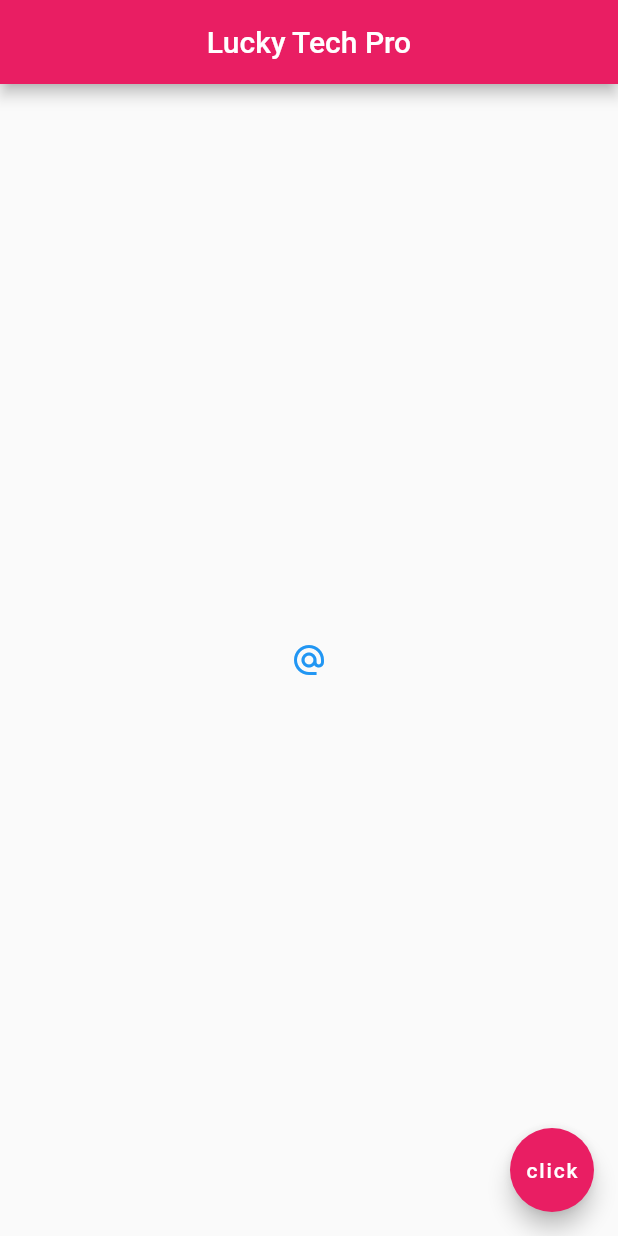
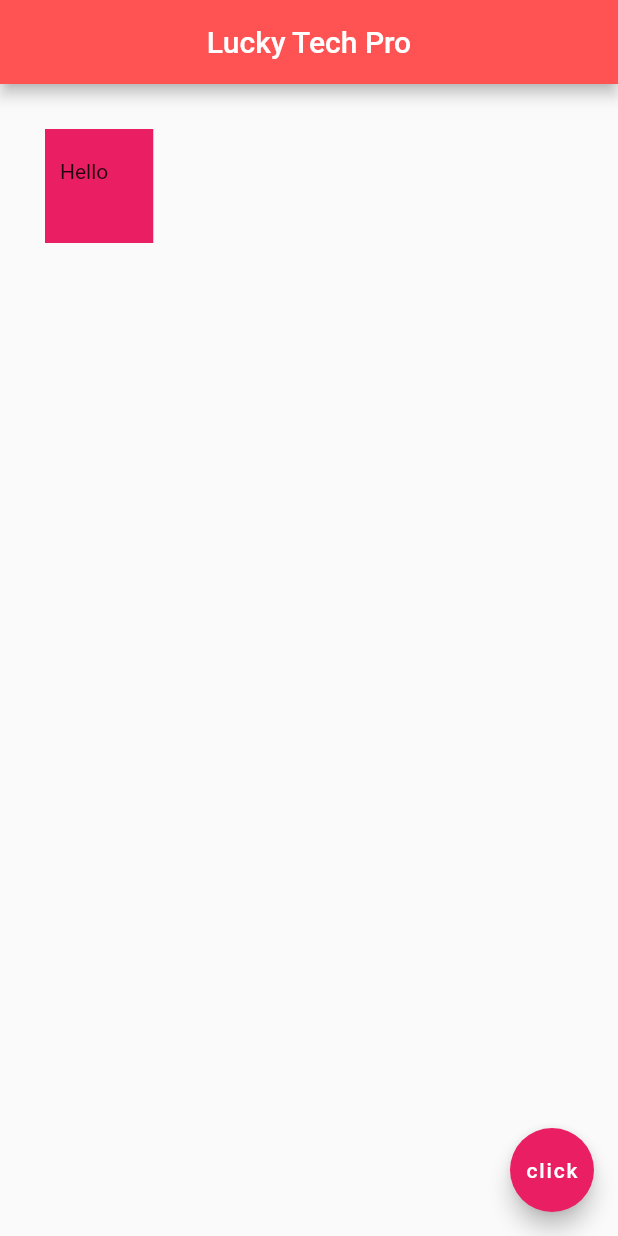
Before and after one commit to Luckytechpr0/flutterapp, a Flutter app: the screen it shows after launch, on a phone screen of 412 x 824 dp. Run offline on Flutter 3.47's test engine with Material 2 defaults, Android fonts, the phone set to English and light mode, and no system bars.

Commit message:
padding/Marginn Widgets

```diff
--- a/lib/main.dart
+++ b/lib/main.dart
@@ -13,14 +13,13 @@ class Home extends StatelessWidget {
       appBar: AppBar(
         title: Text('Lucky Tech Pro'),
         centerTitle: true,
-        backgroundColor: Colors.pink,
+        backgroundColor: Colors.redAccent,
       ),
-      body: Center(
-        child: IconButton(
-          onPressed: (){},
-          icon: Icon(Icons.alternate_email),
-          color: Colors.blue,
-        )
+      body:Container(
+        padding: EdgeInsets.fromLTRB(10, 20, 30, 40),
+        margin: EdgeInsets.all(30),
+        color: Colors.pink,
+        child: Text('Hello'),
       ),
       floatingActionButton: FloatingActionButton(
         onPressed:(){},
```
